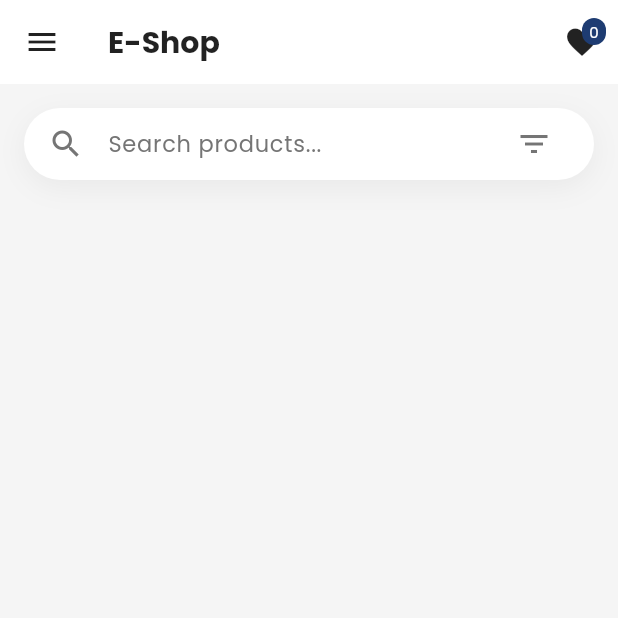
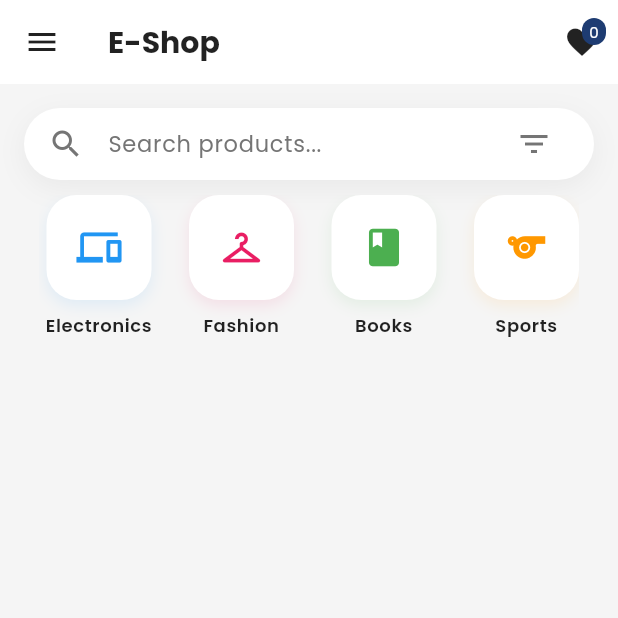
Before and after one commit to kirbybucket/flutter-multi-vendor-store, a Flutter app: the HomeScreen screen opened directly, on a phone screen of 412 x 824 dp, the top half of it. Run offline on Flutter 3.47's test engine with Material 3 defaults, Android fonts, the phone set to English and light mode, and no system bars; our stand-ins replace get, google_fonts, loading_animation_widget, shared_preferences; accounts and stored records are empty.

Commit message:
feat(home): add CategoriesSection widget for displaying product categories

```diff
--- a/lib/features/home/screens/home_screen.dart
+++ b/lib/features/home/screens/home_screen.dart
@@ -1,4 +1,5 @@
 import 'package:flutter/material.dart';
+import 'package:flutter_multi_vendor_store/features/home/widgets/categories_section.dart';
 import 'package:flutter_multi_vendor_store/features/home/widgets/home_app_bar.dart';
 import 'package:flutter_multi_vendor_store/features/home/widgets/home_search_bar.dart';
 import 'package:flutter_multi_vendor_store/features/home/widgets/product_filter_dialog.dart';
@@ -70,6 +71,10 @@ class _HomeScreenState extends State<HomeScreen> {
                   _showFilterDialog();
                 },
               ),
+              CategoriesSection(
+                categories: categories,
+                onViewAllTap: (context) {},
+              ),
             ],
           ),
         ),
--- /dev/null
+++ b/lib/features/home/widgets/categories_section.dart
@@ -0,0 +1,89 @@
+import 'package:flutter/material.dart';
+
+class CategoriesSection extends StatelessWidget {
+  final List<Map<String, dynamic>> categories;
+  final Function(BuildContext) onViewAllTap;
+
+  const CategoriesSection({
+    super.key,
+    required this.categories,
+    required this.onViewAllTap,
+  });
+
+  @override
+  Widget build(BuildContext context) {
+    final isDark = Theme.of(context).brightness == Brightness.dark;
+    return Column(
+      children: [
+        const SizedBox(height: 10),
+        Container(
+          height: 120,
+          margin: const EdgeInsets.symmetric(horizontal: 10),
+          child: ListView.builder(
+            scrollDirection: Axis.horizontal,
+            itemCount: categories.length,
+            itemBuilder: (context, index) {
+              final category = categories[index];
+              return Container(
+                width: 80,
+                margin: const EdgeInsets.only(right: 15),
+                child: Column(
+                  children: [
+                    Container(
+                      height: 70,
+                      width: 70,
+                      decoration: BoxDecoration(
+                        color: Theme.of(context).cardColor,
+                        borderRadius: BorderRadius.circular(20),
+                        border: isDark
+                            ? Border.all(
+                                color: category['color'].withOpacity(0.3),
+                              )
+                            : null,
+                        boxShadow: [
+                          BoxShadow(
+                            color: isDark
+                                ? Colors.black12
+                                : category['color'].withOpacity(0.1),
+                            blurRadius: 8,
+                            offset: const Offset(0, 4),
+                          )
+                        ],
+                      ),
+                      child: Material(
+                        color: Colors.transparent,
+                        child: InkWell(
+                          onTap: () {},
+                          borderRadius: BorderRadius.circular(20),
+                          child: Icon(
+                            category['icon'],
+                            size: 30,
+                            color: isDark
+                                ? category['color'].withOpacity(0.3)
+                                : category['color'],
+                          ),
+                        ),
+                      ),
+                    ),
+                    const SizedBox(height: 8),
+                    Text(
+                      category['name'],
+                      style: TextStyle(
+                        fontSize: 12,
+                        fontWeight: FontWeight.w600,
+                        color: isDark ? Colors.white70 : Colors.black87,
+                      ),
+                      textAlign: TextAlign.center,
+                      maxLines: 1,
+                      overflow: TextOverflow.ellipsis,
+                    )
+                  ],
+                ),
+              );
+            },
+          ),
+        )
+      ],
+    );
+  }
+}
```
